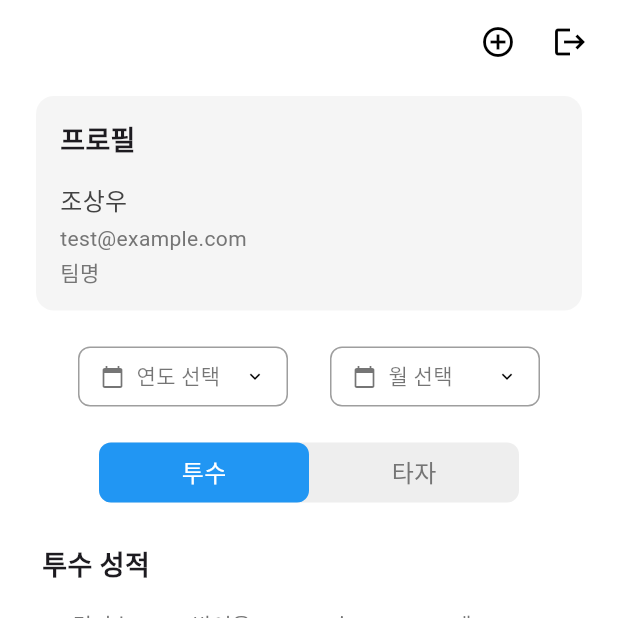
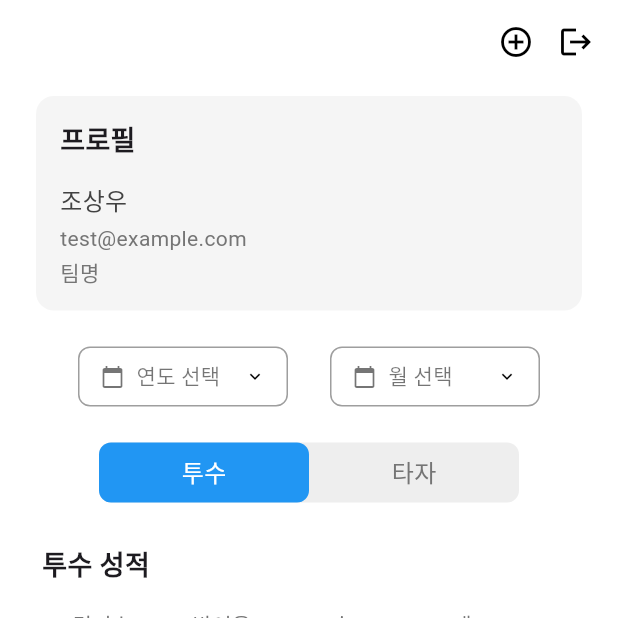
Before and after one commit to chepchep2/mystats, a Flutter app: the HomeView screen opened by its route, on a phone screen of 412 x 824 dp, the top half of it. Run offline on Flutter 3.47's test engine with Material 3 defaults, Android fonts, the phone set to English and light mode, and no system bars; drawn by our look-alikes of dropdown_button2; our stand-ins replace dio, flutter_riverpod, flutter_secure_storage, font_awesome_flutter, go_router; accounts and stored records are empty.

Commit message:
CustomIconButton 을 새로 만들었습니다.

```diff
--- a/lib/views/home/home_view.dart
+++ b/lib/views/home/home_view.dart
@@ -3,6 +3,7 @@ import 'package:flutter/material.dart';
 import 'package:flutter_riverpod/flutter_riverpod.dart';
 import 'package:go_router/go_router.dart';
 import 'package:mystats/services/auth_service.dart';
+import 'package:mystats/widgets/common/custom_icon_button2.dart';
 
 class HomeView extends ConsumerWidget {
   const HomeView({super.key});
@@ -22,34 +23,36 @@ class HomeView extends ConsumerWidget {
         elevation: 0,
         automaticallyImplyLeading: false,
         actions: [
-          IconButton(
-            onPressed: () {
-              // 일정 추가 기능
-            },
-            icon: const Icon(
-              Icons.add_circle_outline,
-              color: Colors.black,
+          CustomIconButton(
+            onPressed: () {},
+            icon: Icons.add_circle_outline,
+            backgroundColor: Colors.transparent,
+            textColor: Colors.black,
+            width: 40,
+            height: 40,
           ),
-          ),
-          IconButton(
+          CustomIconButton(
             onPressed: () async {
               await AuthService().logout();
               if (context.mounted) {
                 context.go('/login');
               }
             },
-            icon: const Icon(
-              Icons.logout,
-              color: Colors.black,
-            ),
+            backgroundColor: Colors.transparent,
+            textColor: Colors.black,
+            width: 40,
+            height: 40,
+            icon: Icons.logout,
           ),
           const SizedBox(width: 8),
         ],
       ),
       body: SafeArea(
+        child: SingleChildScrollView(
           child: Padding(
             padding: const EdgeInsets.symmetric(horizontal: 24),
             child: Column(
+              crossAxisAlignment: CrossAxisAlignment.start,
               children: [
                 const SizedBox(height: 8),
                 Container(
@@ -364,9 +367,9 @@ class HomeView extends ConsumerWidget {
                     ],
                   ),
                 ),
-              const Spacer(),
                 const SizedBox(height: 24),
               ],
+            ),
           ),
         ),
       ),
--- /dev/null
+++ b/lib/widgets/common/custom_icon_button2.dart
@@ -0,0 +1,61 @@
+import 'package:flutter/material.dart';
+
+class CustomIconButton extends StatelessWidget {
+  final VoidCallback? onPressed;
+  final String? text;
+  final Color? backgroundColor;
+  final Color? textColor;
+  final double? width;
+  final double height;
+  final IconData? icon;
+  final double? iconSize;
+
+  const CustomIconButton({
+    super.key,
+    this.onPressed,
+    this.text,
+    this.backgroundColor,
+    this.textColor,
+    this.width,
+    this.height = 50,
+    this.icon,
+    this.iconSize = 24,
+  });
+
+  @override
+  Widget build(BuildContext context) {
+    return GestureDetector(
+      onTap: onPressed,
+      child: Container(
+        width: width ?? double.infinity,
+        height: height,
+        decoration: BoxDecoration(
+          color: backgroundColor,
+          borderRadius: BorderRadius.circular(8),
+        ),
+        child: Row(
+          mainAxisSize: MainAxisSize.min,
+          mainAxisAlignment: MainAxisAlignment.center,
+          children: [
+            if (icon != null)
+              Icon(
+                icon,
+                color: textColor,
+                size: iconSize,
+              ),
+            if (icon != null && text != null) const SizedBox(width: 4),
+            if (text != null)
+              Text(
+                text!,
+                style: TextStyle(
+                  color: textColor ?? Colors.white,
+                  fontSize: 16,
+                  fontWeight: FontWeight.w500,
+                ),
+              )
+          ],
+        ),
+      ),
+    );
+  }
+}
```
Also changed, not shown: 2 other files. Lines whose indentation alone changed are shown as unchanged.
